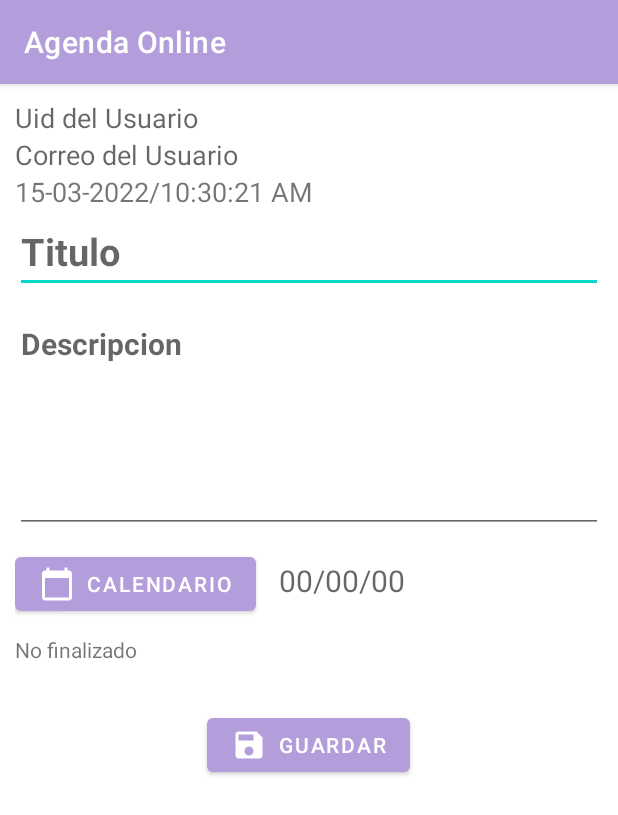
After one commit to gonzalezlfran/Aplicacion_Agenda_Android, an Android app: the Agregar_Nota screen opened directly, with no data from a screen before it, on a phone screen of 412 x 824 dp. The commit adds this screen. Shown: the top 815 px of the screen. Run offline under Robolectric (Android 15) with nearby library versions, the phone set to English and light mode, and no system bars; our stand-ins replace Firebase (no records; nobody signed in at launch, a user with empty details on screens opened directly).

Commit message:
Ya se pueden agregar notas a la base de datos. Solucionado el problema que no mostraba transpaso de datos entre vistas

```diff
--- a/app/src/main/AndroidManifest.xml
+++ b/app/src/main/AndroidManifest.xml
@@ -9,6 +9,12 @@
         android:roundIcon="@mipmap/icono_agenda_round"
         android:supportsRtl="true"
         android:theme="@style/Theme.Agenda_Online">
+        <activity
+            android:name=".ListarNotas.Listar_Notas"
+            android:exported="false" />
+        <activity
+            android:name=".AgregarNota.Agregar_Nota"
+            android:exported="false" />
         <activity
             android:name=".MenuPrincipal"
             android:exported="false" />
--- /dev/null
+++ b/app/src/main/java/com/franciscogonzalez_agenda_online/AgregarNota/Agregar_Nota.java
@@ -0,0 +1,173 @@
+package com.franciscogonzalez_agenda_online.AgregarNota;
+
+import androidx.annotation.NonNull;
+import androidx.appcompat.app.AppCompatActivity;
+
+import android.app.DatePickerDialog;
+import android.os.Bundle;
+import android.view.Menu;
+import android.view.MenuInflater;
+import android.view.MenuItem;
+import android.view.View;
+import android.widget.Button;
+import android.widget.DatePicker;
+import android.widget.EditText;
+import android.widget.TextView;
+import android.widget.Toast;
+
+import com.franciscogonzalez_agenda_online.Objetos.Nota;
+import com.franciscogonzalez_agenda_online.R;
+import com.google.firebase.database.DatabaseReference;
+import com.google.firebase.database.FirebaseDatabase;
+
+import java.text.SimpleDateFormat;
+import java.util.Calendar;
+import java.util.Locale;
+
+public class Agregar_Nota extends AppCompatActivity {
+
+    TextView Uid_Usuario, Correo_Usuario, Fecha_Hora_Actual, Fecha, Estado;
+    EditText Titulo, Descripcion;
+
+    Button Boton_Calendario, Boton_GuardarNota_BD;
+
+    int dia, mes, anio;
+
+    DatabaseReference BD_Firebase;
+
+
+
+    @Override
+    protected void onCreate(Bundle savedInstanceState) {
+        super.onCreate(savedInstanceState);
+        setContentView(R.layout.activity_agregar_nota);
+
+        //-------------Inicializacion Variables
+        Uid_Usuario = findViewById(R.id.Uid_Usuario);
+        Correo_Usuario = findViewById(R.id.Correo_Usuario);
+        Fecha_Hora_Actual = findViewById(R.id.Fecha_Hora_Actual);
+        Fecha = findViewById(R.id.Fecha);
+        Estado = findViewById(R.id.Estado);
+
+        Titulo = findViewById(R.id.Titulo);
+        Descripcion = findViewById(R.id.Descripcion);
+        Boton_Calendario= findViewById(R.id.Boton_Calendario);
+        Boton_GuardarNota_BD = findViewById(R.id.Boton_GuardarNota_BD);
+
+
+        BD_Firebase = FirebaseDatabase.getInstance().getReference();
+
+
+        //-------------
+
+        RecuperarDatos();
+        Obtener_Fecha_Hora_Actual();
+
+
+        //------------------------------Calendario al presionar el boton. (de Stackoverflow.com)
+        Boton_Calendario.setOnClickListener(new View.OnClickListener() {
+            @Override
+            public void onClick(View view) {
+                final Calendar calendario = Calendar.getInstance();
+                dia = calendario.get(Calendar.DAY_OF_MONTH);
+                mes = calendario.get(Calendar.MONTH);
+                anio = calendario.get(Calendar.YEAR);
+
+                DatePickerDialog datePickerDialog = new DatePickerDialog(Agregar_Nota.this, new DatePickerDialog.OnDateSetListener() {
+                    @Override
+                    public void onDateSet(DatePicker datePicker, int AnioSeleccionado, int MesSeleccionado, int DiaSeleccionado) {
+
+                        String diaFormateado, mesFormateado;
+
+                        //OBTENER DIA
+                        if (DiaSeleccionado < 10){
+                            diaFormateado = "0"+String.valueOf(DiaSeleccionado);
+                            // Antes: 9/11/2022 -  Ahora 09/11/2022
+                        }else {
+                            diaFormateado = String.valueOf(DiaSeleccionado);
+                            //Ejemplo 13/08/2022
+                        }
+
+                        //OBTENER EL MES
+                        int Mes = MesSeleccionado + 1;
+
+                        if (Mes < 10){
+                            mesFormateado = "0"+String.valueOf(Mes);
+                            // Antes: 09/8/2022 -  Ahora 09/08/2022
+                        }else {
+                            mesFormateado = String.valueOf(Mes);
+                            //Ejemplo 13/10/2022 - 13/11/2022 - 13/12/2022
+
+                        }
+
+                        //Setear fecha en TextView
+                        Fecha.setText(diaFormateado + "/" + mesFormateado + "/"+ AnioSeleccionado);
+
+                    }
+                },anio,mes,dia);
+                datePickerDialog.show();
+
+            }
+        });
+        //------------------------------ Fin calendario
+
+        Boton_GuardarNota_BD.setOnClickListener(new View.OnClickListener() {
+            @Override
+            public void onClick(View view) {
+                AgregarNota();
+            }
+        });
+
+
+    }
+
+    // Obtener la fecha y hora actual del dispositivo (probar codigo que se encontró)
+    private void Obtener_Fecha_Hora_Actual(){
+        String Fecha_hora = new SimpleDateFormat("dd-MM-yyyy/HH:mm:ss a", Locale.getDefault()).format(System.currentTimeMillis());
+        Fecha_Hora_Actual.setText(Fecha_hora);
+    }
+
+   private void AgregarNota(){
+
+        //Obtener los datos
+       String uid_usuario = Uid_Usuario.getText().toString();
+       String correo_usuario = Correo_Usuario.getText().toString();
+       String fecha_hora_actual = Fecha_Hora_Actual.getText().toString();
+       String titulo = Titulo.getText().toString();
+       String descripcion = Descripcion.getText().toString();
+       String fecha = Fecha.getText().toString();
+       String estado = Estado.getText().toString();
+
+       //Validar los datos
+       if (!uid_usuario.equals("") && !correo_usuario.equals("") && !fecha_hora_actual.equals("") && !titulo.equals("") && !descripcion.equals("") && !fecha.equals("") && !estado.equals("")){
+           //Para el identificador de una nota (para guardarlo en la base de datos) se puede utilizar la fecha que siempre sera unica, sumado con el correo por ejemplo para que se entienda mejor
+           Nota nota = new Nota(correo_usuario + "(" + fecha_hora_actual + ")", uid_usuario,correo_usuario,fecha_hora_actual,titulo,descripcion,fecha,estado);
+
+           String nota_usuario = BD_Firebase.push().getKey();
+           //Nombre para base de datos
+           String Nombre_BD = "Notas Guardadas";
+
+           BD_Firebase.child(Nombre_BD).child(nota_usuario).setValue(nota);
+           Toast.makeText(Agregar_Nota.this, "La nota se ha agregado exitosamente", Toast.LENGTH_SHORT);
+
+           onBackPressed(); //para que luego de guardar nos dirija al menu principal otra vez
+
+
+       }
+       else
+       {
+           Toast.makeText(Agregar_Nota.this, "Debe llenar todos los campos", Toast.LENGTH_SHORT);
+       }
+
+
+   }
+
+
+    // Recupera los datos del usuario enviados en el Intent desde la actividad MenuPrincipal
+    private void RecuperarDatos(){
+        String uid_recuperado = getIntent().getStringExtra("Uid");
+        String correo_recuperado= getIntent().getStringExtra("Correo");
+        Uid_Usuario.setText(uid_recuperado);
+        Correo_Usuario.setText(correo_recuperado);
+    }
+}
--- /dev/null
+++ b/app/src/main/res/drawable/ic_guardar_nota_bd.xml
@@ -0,0 +1,5 @@
+<vector android:height="24dp" android:tint="#CCCCCC"
+    android:viewportHeight="24" android:viewportWidth="24"
+    android:width="24dp" xmlns:android="http://schemas.android.com/apk/res/android">
+    <path android:fillColor="@android:color/white" android:pathData="M17,3L5,3c-1.11,0 -2,0.9 -2,2v14c0,1.1 0.89,2 2,2h14c1.1,0 2,-0.9 2,-2L21,7l-4,-4zM12,19c-1.66,0 -3,-1.34 -3,-3s1.34,-3 3,-3 3,1.34 3,3 -1.34,3 -3,3zM15,9L5,9L5,5h10v4z"/>
+</vector>
--- /dev/null
+++ b/app/src/main/res/drawable/icono_calendario.xml
@@ -0,0 +1,5 @@
+<vector android:height="24dp" android:tint="#CCCCCC"
+    android:viewportHeight="24" android:viewportWidth="24"
+    android:width="24dp" xmlns:android="http://schemas.android.com/apk/res/android">
+    <path android:fillColor="@android:color/white" android:pathData="M20,3h-1L19,1h-2v2L7,3L7,1L5,1v2L4,3c-1.1,0 -2,0.9 -2,2v16c0,1.1 0.9,2 2,2h16c1.1,0 2,-0.9 2,-2L22,5c0,-1.1 -0.9,-2 -2,-2zM20,21L4,21L4,8h16v13z"/>
+</vector>
--- /dev/null
+++ b/app/src/main/res/layout/activity_agregar_nota.xml
@@ -0,0 +1,134 @@
+<?xml version="1.0" encoding="utf-8"?>
+<ScrollView
+    xmlns:android="http://schemas.android.com/apk/res/android"
+    xmlns:app="http://schemas.android.com/apk/res-auto"
+    xmlns:tools="http://schemas.android.com/tools"
+    android:layout_width="match_parent"
+    android:layout_height="match_parent"
+    tools:context=".AgregarNota.Agregar_Nota">
+    <androidx.appcompat.widget.LinearLayoutCompat
+        android:layout_width="match_parent"
+        android:layout_height="wrap_content"
+        android:orientation="vertical"
+        android:padding="10dp">
+
+        <!--id Usuario -->
+        <TextView
+            android:id="@+id/Uid_Usuario"
+            android:hint="@string/Uid_Usuario"
+            android:layout_width="wrap_content"
+            android:layout_height="wrap_content"
+            android:textSize="18sp">
+
+        </TextView>
+
+        <!--Correo Usuario -->
+        <TextView
+            android:id="@+id/Correo_Usuario"
+            android:hint="@string/Correo_Usuario"
+            android:layout_width="wrap_content"
+            android:layout_height="wrap_content"
+            android:textSize="18sp">
+
+        </TextView>
+
+        <!--Fecha y hora actual -->
+        <TextView
+            android:id="@+id/Fecha_Hora_Actual"
+            android:hint="@string/Fecha_Hora_Actual"
+            android:layout_width="wrap_content"
+            android:layout_height="wrap_content"
+            android:textSize="18sp">
+
+        </TextView>
+
+        <!--Titulo -->
+        <EditText
+            android:id="@+id/Titulo"
+            android:layout_width="match_parent"
+            android:layout_height="wrap_content"
+            android:hint="@string/Titulo"
+            android:textSize="25sp"
+            android:textStyle="bold">
+        </EditText>
+
+        <!--Descripcion-->
+        <EditText
+            android:id="@+id/Descripcion"
+            android:layout_width="match_parent"
+            android:layout_height="wrap_content"
+            android:hint="@string/Descripcion"
+            android:textSize="20sp"
+            android:layout_marginTop="10dp"
+            android:textStyle="bold"
+            android:minHeight="150dp"
+            android:gravity="start">
+        </EditText>
+    <androidx.appcompat.widget.LinearLayoutCompat
+        android:layout_width="match_parent"
+        android:layout_height="wrap_content"
+        android:orientation="horizontal"
+        android:layout_marginTop="10dp">
+
+        <!--Boton para abrir calendario-->
+        <Button
+            android:id="@+id/Boton_Calendario"
+            android:layout_width="wrap_content"
+            android:layout_height="wrap_content"
+            android:text="@string/Boton_Calendario"
+            app:icon = "@drawable/icono_calendario">
+        </Button>
+
+        <!--Visualizar fecha elegida-->
+        <TextView
+            android:id="@+id/Fecha"
+            android:layout_width="wrap_content"
+            android:layout_height="wrap_content"
+            android:hint="@string/Fecha"
+            android:layout_marginStart="15dp"
+            android:textSize="20sp">
+
+        </TextView>
+
+    </androidx.appcompat.widget.LinearLayoutCompat>
+
+        <!--Estado de la nota-->
+        <TextView
+            android:id="@+id/Estado"
+            android:layout_width="wrap_content"
+            android:layout_height="wrap_content"
+            android:text="@string/Estado"
+            android:layout_marginTop="10dp">
+
+        </TextView>
+
+
+        <androidx.appcompat.widget.LinearLayoutCompat
+            android:layout_width="match_parent"
+            android:layout_height="wrap_content"
+            android:orientation="horizontal"
+            android:layout_marginTop="30dp"
+            android:gravity="center">
+
+            <!--Boton guardar nota en base de datos-->
+            <Button
+                android:id="@+id/Boton_GuardarNota_BD"
+                android:layout_width="wrap_content"
+                android:layout_height="wrap_content"
+                android:text="@string/Boton_GuardarNota_BD"
+                app:icon = "@drawable/ic_guardar_nota_bd">
+            </Button>
+
+
+
+        </androidx.appcompat.widget.LinearLayoutCompat>
+
+
+    </androidx.appcompat.widget.LinearLayoutCompat>
+
+
+
+
+
+
+</ScrollView>
--- a/app/src/main/res/values/strings.xml
+++ b/app/src/main/res/values/strings.xml
@@ -31,6 +31,20 @@
     <string name="AgregarNota"> Agregar</string>
     <string name="ListarNotas"> Mis Notas</string>
 
+    <!--Agregar Nota-->
+    <string name="Uid_Usuario">Uid del Usuario</string>
+    <string name="Correo_Usuario">Correo del Usuario</string>
+    <string name="Fecha_Hora_Actual">Fecha y hora actual</string>
+    <string name="Titulo">Titulo</string>
+    <string name="Boton_Calendario">Calendario</string>
+    <string name="Descripcion">Descripcion</string>
+    <string name="Fecha">00/00/00</string>
+    <string name="Estado">No finalizado</string>
+    <string name="Boton_GuardarNota_BD">Guardar</string>
+
+    <!--Menu BD-->
+    <string name="Agregar_Nota_BD">Agregar</string>
+
 
 
 </resources>
```
Also changed, not shown: app/src/main/java/com/franciscogonzalez_agenda_online/ListarNotas/Listar_Notas.java (added, +16 -0 lines), app/src/main/java/com/franciscogonzalez_agenda_online/MenuPrincipal.java (+37 -3 lines), app/src/main/java/com/franciscogonzalez_agenda_online/Objetos/Nota.java (added, +85 -0 lines), app/src/main/res/drawable-anydpi/icono_agregar_nota.xml (added, +11 -0 lines), app/src/main/res/layout/activity_listar_notas.xml (added, +9 -0 lines), app/src/main/res/layout/activity_menu_principal.xml (+12 -1 lines), app/src/main/res/drawable-hdpi/icono_agregar_nota.png (added), app/src/main/res/drawable-mdpi/icono_agregar_nota.png (added), app/src/main/res/drawable-xhdpi/icono_agregar_nota.png (added), app/src/main/res/drawable-xxhdpi/icono_agregar_nota.png (added).
